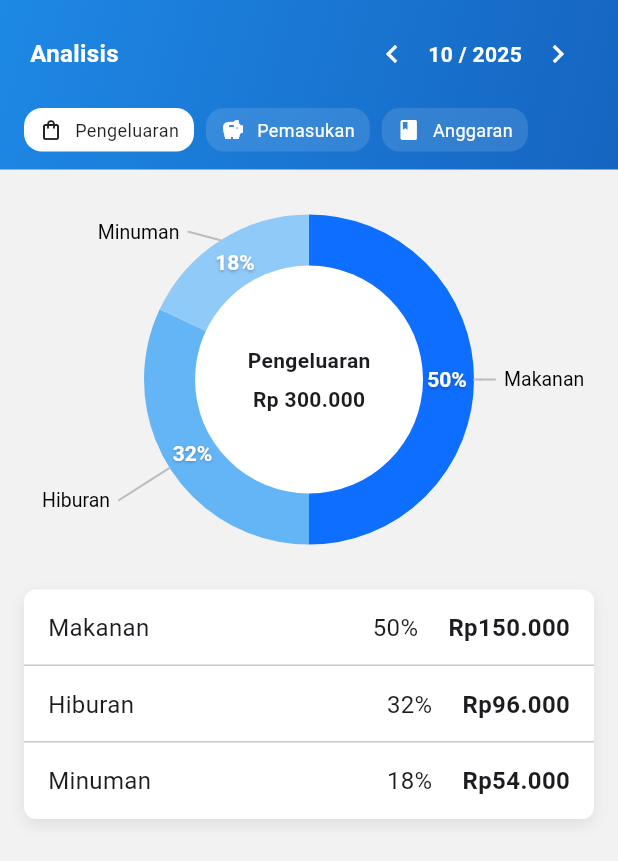
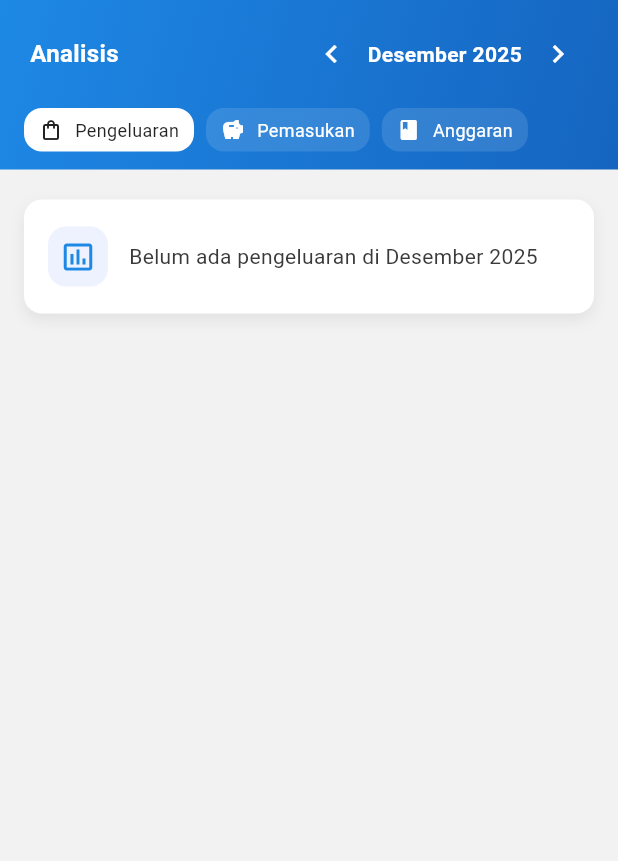
Before and after one commit to admiral-workumm/Your_moneyAPP, a Flutter app: the GrafikView screen opened directly, after a tap on the "chevron left" icon, after a tap on the "chevron right" icon, on a phone screen of 412 x 824 dp. Shown: the top 861 px of the screen. Run offline on Flutter 3.47's test engine with Material 3 defaults, Android fonts, the phone set to English and light mode, and no system bars; our stand-ins replace get, get_storage; accounts and stored records are empty.

Commit message:
Update Data Grafik

```diff
--- /dev/null
+++ b/lib/app/modules/grafik/controllers/grafik_controller.dart
@@ -0,0 +1,142 @@
+import 'package:flutter/material.dart';
+import 'package:get/get.dart';
+import 'package:your_money/app/data/models/transaksi.dart';
+import 'package:your_money/app/data/services/transaksi_service.dart';
+import 'package:your_money/app/modules/grafik/widgets/segment.dart';
+
+class GrafikController extends GetxController {
+  final selectedDate = DateTime.now().obs;
+  final pemasukanTotal = 0.obs;
+  final pengeluaranTotal = 0.obs;
+  final pemasukanSegments = <Segment>[].obs;
+  final pengeluaranSegments = <Segment>[].obs;
+
+  final _service = TransaksiService();
+
+  static const List<Color> _palette = [
+    Color(0xFF0D6EFF),
+    Color(0xFF1565C0),
+    Color(0xFF64B5F6),
+    Color(0xFF90CAF9),
+    Color(0xFF42A5F5),
+    Color(0xFF81D4FA),
+  ];
+
+  @override
+  void onInit() {
+    super.onInit();
+    _load();
+    ever<DateTime>(selectedDate, (_) => _load());
+  }
+
+  void previousMonth() {
+    selectedDate.value = DateTime(
+      selectedDate.value.year,
+      selectedDate.value.month - 1,
+    );
+  }
+
+  void nextMonth() {
+    selectedDate.value = DateTime(
+      selectedDate.value.year,
+      selectedDate.value.month + 1,
+    );
+  }
+
+  void refreshData() => _load();
+
+  String get monthLabel => _formatMonth(selectedDate.value);
+
+  String formatRupiah(int value) {
+    final raw = value.abs().toString();
+    final formatted = raw.replaceAllMapped(
+      RegExp(r'(\d{1,3})(?=(\d{3})+(?!\d))'),
+      (m) => '${m[1]}.',
+    );
+    final prefix = value < 0 ? '- ' : '';
+    return 'Rp ${prefix.isEmpty ? '' : prefix}$formatted';
+  }
+
+  void _load() {
+    final transaksi = _service.getTransaksiByMonth(selectedDate.value);
+
+    final pemasukan = transaksi.where((t) => t.tipe == 'pemasukan').toList();
+    final pengeluaran =
+        transaksi.where((t) => t.tipe == 'pengeluaran').toList();
+
+    pemasukanTotal.value =
+        pemasukan.fold<int>(0, (sum, t) => sum + _parseJumlah(t.jumlah));
+    pengeluaranTotal.value =
+        pengeluaran.fold<int>(0, (sum, t) => sum + _parseJumlah(t.jumlah));
+
+    pemasukanSegments.assignAll(_buildSegments(pemasukan));
+    pengeluaranSegments.assignAll(_buildSegments(pengeluaran));
+  }
+
+  List<Segment> _buildSegments(List<Transaksi> list) {
+    if (list.isEmpty) return [];
+
+    final grouped = <String, int>{};
+    for (final t in list) {
+      grouped[t.kategori] = (grouped[t.kategori] ?? 0) + _parseJumlah(t.jumlah);
+    }
+
+    final entries = grouped.entries.toList()
+      ..sort((a, b) => b.value.compareTo(a.value));
+    final total = entries.fold<int>(0, (sum, e) => sum + e.value);
+    if (total <= 0) return [];
+
+    final percents = <int>[];
+    var sumPct = 0;
+    for (final e in entries) {
+      final pct = ((e.value / total) * 100).floor();
+      percents.add(pct);
+      sumPct += pct;
+    }
+
+    var diff = 100 - sumPct;
+    var i = 0;
+    while (diff > 0 && percents.isNotEmpty) {
+      percents[i % percents.length] += 1;
+      diff--;
+      i++;
+    }
+
+    final segments = <Segment>[];
+    for (var idx = 0; idx < entries.length; idx++) {
+      final percent = percents[idx];
+      if (percent <= 0) continue;
+      segments.add(
+        Segment(
+          name: entries[idx].key.isEmpty ? 'Lainnya' : entries[idx].key,
+          percent: percent,
+          color: _palette[idx % _palette.length],
+          nominal: entries[idx].value,
+        ),
+      );
+    }
+    return segments;
+  }
+
+  int _parseJumlah(String raw) {
+    return int.tryParse(raw.replaceAll('.', '')) ?? 0;
+  }
+
+  String _formatMonth(DateTime date) {
+    const months = [
+      'Januari',
+      'Februari',
+      'Maret',
+      'April',
+      'Mei',
+      'Juni',
+      'Juli',
+      'Agustus',
+      'September',
+      'Oktober',
+      'November',
+      'Desember'
+    ];
+    return '${months[date.month - 1]} ${date.year}';
+  }
+}
--- a/lib/app/modules/grafik/views/grafik_view.dart
+++ b/lib/app/modules/grafik/views/grafik_view.dart
@@ -1,4 +1,7 @@
 import 'package:flutter/material.dart';
+import 'package:get/get.dart';
+
+import '../controllers/grafik_controller.dart';
 import '../widgets/donut_chart.dart';
 import '../widgets/small_chip.dart';
 import '../widgets/segment.dart';
@@ -16,23 +19,10 @@ class _GrafikViewState extends State<GrafikView> {
   static const _blue = Color(0xFF1E88E5);
   static const _blueDark = Color(0xFF1565C0);
 
-  // sample data (percent sum should be 100)
-  final List<Segment> expenseSegments = const [
-    Segment(name: 'Makanan', percent: 50, color: Color(0xFF0D6EFF)),
-    Segment(name: 'Hiburan', percent: 32, color: Color(0xFF64B5F6)),
-    Segment(name: 'Minuman', percent: 18, color: Color(0xFF90CAF9)),
-  ];
-  final List<Segment> incomeSegments = const [
-    // gunakan palette biru juga agar konsisten
-    Segment(name: 'Gaji', percent: 70, color: Color(0xFF0D6EFF)),
-    Segment(name: 'Bonus', percent: 20, color: Color(0xFF64B5F6)),
-    Segment(name: 'Investasi', percent: 10, color: Color(0xFF90CAF9)),
-  ];
+  late final GrafikController controller;
+
   ChartType chartType = ChartType.pengeluaran;
-  List<Segment> get _segments =>
-      chartType == ChartType.pengeluaran ? expenseSegments : incomeSegments;
 
-  // sample anggaran data
   final List<_Budget> _budgets = [
     _Budget(
       name: 'Makan Mingguan',
@@ -43,27 +33,13 @@ class _GrafikViewState extends State<GrafikView> {
     ),
   ];
 
-  int month = 10;
-  int year = 2025;
-
-  void _prevMonth() {
-    setState(() {
-      month -= 1;
-      if (month < 1) {
-        month = 12;
-        year -= 1;
+  @override
+  void initState() {
+    super.initState();
+    if (!Get.isRegistered<GrafikController>()) {
+      Get.put(GrafikController());
     }
-    });
-  }
-
-  void _nextMonth() {
-    setState(() {
-      month += 1;
-      if (month > 12) {
-        month = 1;
-        year += 1;
-      }
-    });
+    controller = Get.find<GrafikController>();
   }
 
   @override
@@ -73,9 +49,16 @@ class _GrafikViewState extends State<GrafikView> {
 
     return Scaffold(
       backgroundColor: const Color(0xFFF2F2F2),
-      body: Column(
+      body: Obx(() {
+        final segments = chartType == ChartType.pengeluaran
+            ? controller.pengeluaranSegments
+            : controller.pemasukanSegments;
+        final total = chartType == ChartType.pengeluaran
+            ? controller.pengeluaranTotal.value
+            : controller.pemasukanTotal.value;
+
+        return Column(
           children: [
-          // HEADER with month selector
             Container(
               width: double.infinity,
               padding: EdgeInsets.fromLTRB(
@@ -99,21 +82,20 @@ class _GrafikViewState extends State<GrafikView> {
                               fontSize: 16,
                               fontWeight: FontWeight.w700)),
                       const Spacer(),
-                    // month selector
                       Row(
                         children: [
                           IconButton(
-                          onPressed: _prevMonth,
+                            onPressed: controller.previousMonth,
                             icon: const Icon(Icons.chevron_left,
                                 color: Colors.white),
                             splashRadius: 20,
                           ),
-                        Text('$month / $year',
+                          Text(controller.monthLabel,
                               style: const TextStyle(
                                   color: Colors.white,
                                   fontWeight: FontWeight.w600)),
                           IconButton(
-                          onPressed: _nextMonth,
+                            onPressed: controller.nextMonth,
                             icon: const Icon(Icons.chevron_right,
                                 color: Colors.white),
                             splashRadius: 20,
@@ -123,7 +105,6 @@ class _GrafikViewState extends State<GrafikView> {
                     ],
                   ),
                   const SizedBox(height: 12),
-                // small chips row
                   Row(
                     children: [
                       SmallChip(
@@ -157,8 +138,6 @@ class _GrafikViewState extends State<GrafikView> {
                 ],
               ),
             ),
-
-          // CONTENT
             Expanded(
               child: SingleChildScrollView(
                 physics: const BouncingScrollPhysics(),
@@ -166,9 +145,14 @@ class _GrafikViewState extends State<GrafikView> {
                 child: Column(
                   children: [
                     if (chartType != ChartType.anggaran) ...[
-                    // donut chart with labels
+                      if (segments.isEmpty)
+                        _EmptyState(
+                          label:
+                              'Belum ada ${chartType == ChartType.pengeluaran ? 'pengeluaran' : 'pemasukan'} di ${controller.monthLabel}',
+                        )
+                      else ...[
                         DonutChart(
-                      segments: _segments,
+                          segments: segments,
                           width: 320,
                           height: 220,
                           centerBuilder: (context) => Column(
@@ -178,17 +162,17 @@ class _GrafikViewState extends State<GrafikView> {
                                 chartType == ChartType.pengeluaran
                                     ? 'Pengeluaran'
                                     : 'Pemasukan',
-                            style: const TextStyle(fontWeight: FontWeight.w700),
+                                style: const TextStyle(
+                                    fontWeight: FontWeight.w700),
                               ),
                               const SizedBox(height: 6),
-                          Text(_totalLabel(),
-                              style:
-                                  const TextStyle(fontWeight: FontWeight.w700)),
+                              Text(_totalLabel(total),
+                                  style: const TextStyle(
+                                      fontWeight: FontWeight.w700)),
                             ],
                           ),
                         ),
                         const SizedBox(height: 20),
-                    // list of categories
                         Container(
                           decoration: BoxDecoration(
                             color: Colors.white,
@@ -201,22 +185,22 @@ class _GrafikViewState extends State<GrafikView> {
                             ],
                           ),
                           child: Column(
-                        children: _segments
+                            children: segments
                                 .map((s) => Column(
                                       children: [
                                         _CategoryRow(
                                             name: s.name,
                                             percent: '${s.percent}%',
                                             amount: _amountFor(s)),
-                                    if (s != _segments.last)
+                                        if (s != segments.last)
                                           const Divider(height: 0),
                                       ],
                                     ))
                                 .toList(),
                           ),
                         ),
+                      ],
                     ] else ...[
-                    // anggaran cards list
                       Column(
                         children: _budgets
                             .map((b) => Padding(
@@ -232,26 +216,14 @@ class _GrafikViewState extends State<GrafikView> {
               ),
             ),
           ],
-      ),
+        );
+      }),
     );
   }
 
-  String _amountFor(Segment s) {
-    final total = chartType == ChartType.pengeluaran ? 300000 : 500000;
-    final a = (total * s.percent / 100).round();
-    final formatted = a
-        .toString()
-        .replaceAllMapped(RegExp(r'\B(?=(\d{3})+(?!\d))'), (m) => '.');
-    return 'Rp$formatted';
-  }
+  String _amountFor(Segment s) => controller.formatRupiah(s.nominal);
 
-  String _totalLabel() {
-    final total = chartType == ChartType.pengeluaran ? 300000 : 500000;
-    final formatted = total
-        .toString()
-        .replaceAllMapped(RegExp(r'\B(?=(\d{3})+(?!\d))'), (m) => '.');
-    return 'Rp $formatted';
-  }
+  String _totalLabel(int total) => controller.formatRupiah(total);
 }
 
 class _CategoryRow extends StatelessWidget {
@@ -273,6 +245,46 @@ class _CategoryRow extends StatelessWidget {
           Text(amount,
               style:
                   const TextStyle(fontSize: 16, fontWeight: FontWeight.w600)),
+        ],
+      ),
+    );
+  }
+}
+
+class _EmptyState extends StatelessWidget {
+  final String label;
+  const _EmptyState({required this.label});
+
+  @override
+  Widget build(BuildContext context) {
+    return Container(
+      width: double.infinity,
+      padding: const EdgeInsets.symmetric(horizontal: 16, vertical: 18),
+      decoration: BoxDecoration(
+        color: Colors.white,
+        borderRadius: BorderRadius.circular(12),
+        boxShadow: const [
+          BoxShadow(
+              color: Color(0x12000000), blurRadius: 8, offset: Offset(0, 4))
+        ],
+      ),
+      child: Row(
+        children: [
+          Container(
+            width: 40,
+            height: 40,
+            decoration: BoxDecoration(
+              color: const Color(0xFFEEF2FF),
+              borderRadius: BorderRadius.circular(12),
+            ),
+            child: const Icon(Icons.insert_chart_outlined,
+                color: Color(0xFF1E88E5)),
+          ),
+          const SizedBox(width: 14),
+          Expanded(
+            child: Text(label,
+                style: const TextStyle(fontSize: 14, color: Color(0xFF3A3A3A))),
+          ),
         ],
       ),
     );
--- a/lib/app/modules/grafik/widgets/donut_chart.dart
+++ b/lib/app/modules/grafik/widgets/donut_chart.dart
@@ -72,6 +72,8 @@ class _DonutPainter extends CustomPainter {
       ..strokeWidth = stroke
       ..strokeCap = StrokeCap.butt;
 
+    final singleSegment = segments.length == 1;
+
     double start = -math.pi / 2; // start from top
     for (final s in segments) {
       final sweep = s.fraction * 2 * math.pi;
@@ -87,6 +89,11 @@ class _DonutPainter extends CustomPainter {
       final mid = start + sweep / 2;
       final centerRadius = radius - stroke / 2;
       final arcOuter = radius;
+
+      if (singleSegment) {
+        start += sweep;
+        continue;
+      }
 
       // percent text
       final pDx = center.dx + centerRadius * math.cos(mid);
@@ -113,7 +120,9 @@ class _DonutPainter extends CustomPainter {
             text: s.name,
             style: const TextStyle(fontSize: 13, color: Colors.black)),
         textDirection: TextDirection.ltr,
-      )..layout();
+        maxLines: 1,
+        ellipsis: '…',
+      )..layout(maxWidth: (size.width / 2) - 20);
       final nameRadius = arcOuter + 40.0;
       final nDx = center.dx + nameRadius * math.cos(mid);
       final nDy = center.dy + nameRadius * math.sin(mid);
--- a/lib/app/modules/grafik/widgets/segment.dart
+++ b/lib/app/modules/grafik/widgets/segment.dart
@@ -4,7 +4,11 @@ class Segment {
   final String name;
   final int percent; // 0-100
   final Color color;
+  final int nominal;
   const Segment(
-      {required this.name, required this.percent, required this.color});
+      {required this.name,
+      required this.percent,
+      required this.color,
+      this.nominal = 0});
   double get fraction => percent / 100.0;
 }
--- a/lib/app/modules/shell/bindings/shell_binding.dart
+++ b/lib/app/modules/shell/bindings/shell_binding.dart
@@ -2,6 +2,7 @@ import 'package:get/get.dart';
 import '../controllers/shell_controller.dart';
 import '../../home/controllers/home_controller.dart';
 import '../../Dompet/controllers/dompet_controller.dart';
+import '../../grafik/controllers/grafik_controller.dart';
 
 class ShellBinding extends Bindings {
   @override
@@ -11,5 +12,7 @@ class ShellBinding extends Bindings {
     Get.lazyPut<HomeController>(() => HomeController());
     // ensure DompetController available for Dompet tab
     Get.lazyPut<DompetController>(() => DompetController());
+    // ensure GrafikController available for Grafik tab
+    Get.lazyPut<GrafikController>(() => GrafikController());
   }
 }
--- a/lib/app/modules/shell/controllers/shell_controller.dart
+++ b/lib/app/modules/shell/controllers/shell_controller.dart
@@ -1,4 +1,5 @@
 import 'package:get/get.dart';
+import '../../grafik/controllers/grafik_controller.dart';
 
 class ShellController extends GetxController {
   final tabIndex = 0.obs;
@@ -7,6 +8,9 @@ class ShellController extends GetxController {
 
   void changeTab(int idx) {
     tabIndex.value = idx;
+    if (idx == 2 && Get.isRegistered<GrafikController>()) {
+      Get.find<GrafikController>().refreshData();
+    }
   }
 
   /// Set initial tab from incoming arguments only once.
```
Lines whose indentation alone changed are shown as unchanged.
